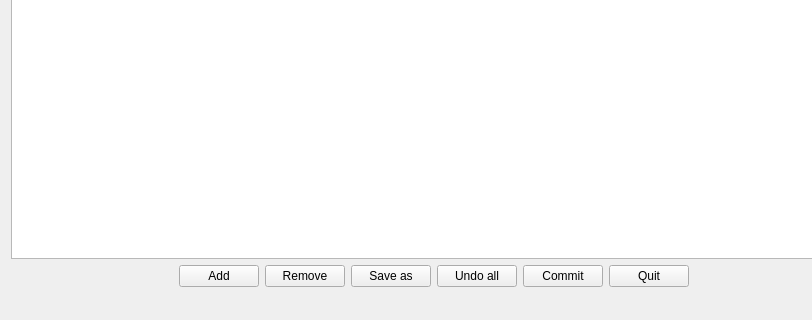
joseladeira/ImageDatabaseManager, file mainwindow.ui: the form before one commit; both pictures show x 0 to 812 and y 146 to 466 of the 1074 by 466 pixel window.
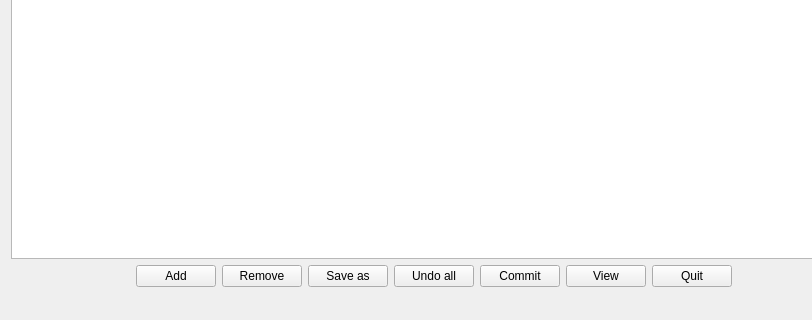
The form after the commit.

Patch:
```diff
--- a/mainwindow.ui
+++ b/mainwindow.ui
@@ -70,6 +70,13 @@
           </property>
          </widget>
         </item>
+        <item>
+         <widget class="QPushButton" name="pushButton_7">
+          <property name="text">
+           <string>View</string>
+          </property>
+         </widget>
+        </item>
         <item>
          <widget class="QPushButton" name="pushButton_3">
           <property name="text">
```
